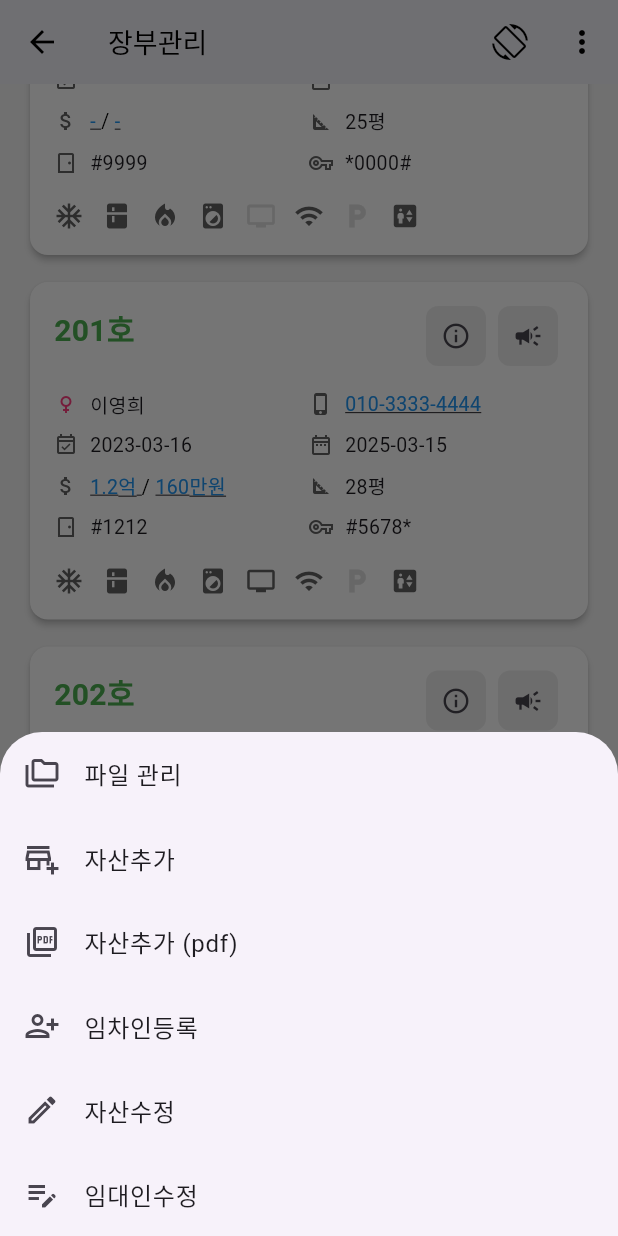
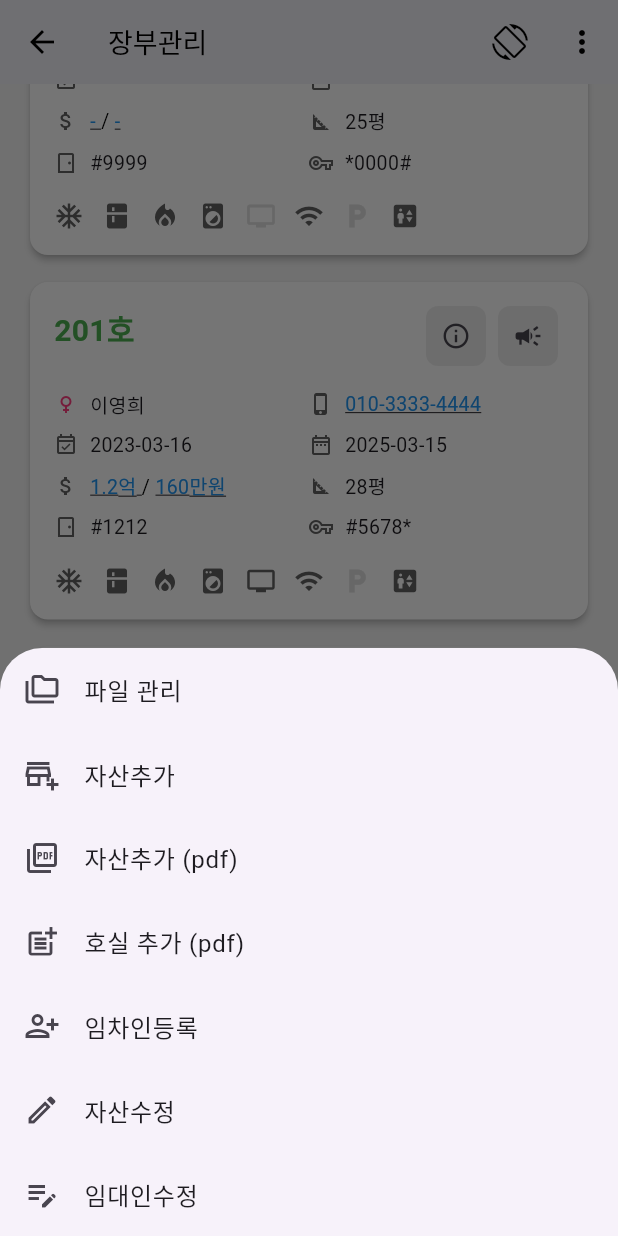
Before and after one commit to madcat404/project, a Flutter app: the AssetStatusScreen screen opened directly, scrolled down 576 dp, after a tap on the "more vert" icon, on a phone screen of 412 x 824 dp. Run offline on Flutter 3.47's test engine with Material 3 defaults, Android fonts, the phone set to English and light mode, and no system bars; our stand-ins replace file_picker, image_picker; missing offline and left inert: google_mlkit_text_recognition, pdfx; network calls fail.

Commit message:
251212 업데이트

```diff
--- a/lib/services/asset_service.dart
+++ b/lib/services/asset_service.dart
@@ -3,9 +3,10 @@ import 'package:http/http.dart' as http;
 import 'package:project/models/asset_models.dart';
 
 class AssetService {
+  // 건물 데이터 가져오기 (서버 + 더미)
   Future<List<Building>> getBuildings() async {
-    // 1. 기존 더미 데이터 (로컬 데이터)
-    List<Building> buildings = [
+    // 1. 기존 더미 데이터 (복원됨)
+    List<Building> dummyBuildings = [
       Building(
           name: '강남 럭키빌딩',
           address: '서울시 강남구 테헤란로 123',
@@ -26,7 +27,10 @@ class AssetService {
       ]),
     ];
 
-    // 2. 서버 데이터 가져오기 (비동기)
+    // 2. 서버 데이터 가져오기
+    List<Building> serverBuildings = [];
+
+    // 로그인한 사용자 정보 (하드코딩)
     String ownerName = '김계화';
     String ownerBirth = '600720';
 
@@ -37,21 +41,73 @@ class AssetService {
       final response = await http.get(url);
 
       if (response.statusCode == 200) {
-        // 1. JSON 디코딩 (전체를 Map으로 받음)
         final Map<String, dynamic> responseData = jsonDecode(response.body);
 
-        // 2. 'data' 키 안에 있는 리스트를 가져옴
+        // 데이터가 있는지 확인 ('data' 키)
         if (responseData['data'] != null) {
           List<dynamic> jsonList = responseData['data'];
 
           for (var item in jsonList) {
-            if (item['building_name'] != null) {
-              buildings.add(Building(
-                name: item['building_name'].toString(),
-                address: item['road_address']?.toString() ?? '주소 미입력', // PHP 컬럼명에 맞춤
-                totalUnits: 0,
-                vacantUnits: 0,
-                units: [],
+            String buildingName = item['building_name']?.toString() ?? '건물명 미상';
+            String address = item['road_address']?.toString() ?? '주소 미입력';
+
+            // 호실(Unit) 정보 파싱
+            List<Unit> units = [];
+            if (item['units'] != null && item['units'] is List) {
+              for (var u in item['units']) {
+                String roomNum = u['room_number']?.toString() ?? '호수미상';
+                String area = u['area']?.toString() ?? '-';
+                String floorInfoJson = u['floor_info']?.toString() ?? '';
+
+                // floor_info JSON 파싱하여 비고란에 용도/층 표시
+                String note = '';
+                if (floorInfoJson.isNotEmpty) {
+                  try {
+                    List<dynamic> floors = jsonDecode(floorInfoJson);
+                    if (floors.isNotEmpty) {
+                      // 첫 번째 항목의 층과 용도 사용
+                      String f = floors[0]['floor'] ?? '';
+                      String use = floors[0]['usage'] ?? '';
+                      note = "$f $use";
+                    }
+                  } catch (_) {
+                    // JSON 파싱 실패 시 무시
+                  }
+                }
+                if (note.isEmpty) note = '전용면적: ${area}㎡';
+
+                units.add(Unit(
+                  roomNumber: roomNum,
+                  tenantName: '-', // 입주민 정보 없음
+                  isVacant: true,  // 기본 공실
+                  expiryDate: '-',
+                  deposit: '-',
+                  rent: '-',
+                  gender: '-',
+                  contact: '-',
+                  realty: '-',
+                  notes: note, // 비고에 층/용도 표시
+                  contractDate: '-',
+                  unpaidAmount: '0원',
+                  area: '$area㎡',
+                  moveInDate: '-',
+                  entrancePassword: '-',
+                  roomPassword: '-',
+                  hasAc: false, hasFridge: false, hasGasStove: false, hasWasher: false,
+                  hasTv: false, hasInternet: false, hasParking: false, hasElevator: false,
+                  depositStatus: DepositStatus.returned,
+                ));
+              }
+            }
+
+            // 호실이 없어도 건물 목록에 추가
+            if (buildingName != '건물명 미상') {
+              serverBuildings.add(Building(
+                name: buildingName,
+                address: address,
+                totalUnits: units.length,
+                vacantUnits: units.length,
+                units: units,
               ));
             }
           }
@@ -63,10 +119,11 @@ class AssetService {
       print('데이터 가져오기 실패: $e');
     }
 
-    return buildings;
+    // [중요] 서버 데이터 + 더미 데이터 합쳐서 반환
+    return [...serverBuildings, ...dummyBuildings];
   }
 
-  // PDF 업로드 로직
+  // 건물 PDF 업로드
   Future<String> uploadPdf(List<int> fileBytes, String fileName) async {
     try {
       var uri = Uri.parse('https://fms.iwin.kr/brother/ocr_pdf_upload.php');
@@ -81,7 +138,26 @@ class AssetService {
       var response = await request.send();
       return await response.stream.bytesToString();
     } catch (e) {
-      throw Exception('업로드 실패: $e');
+      throw Exception('건물 PDF 업로드 실패: $e');
+    }
+  }
+
+  // 호실 PDF 업로드
+  Future<String> uploadUnitPdf(List<int> fileBytes, String fileName) async {
+    try {
+      var uri = Uri.parse('https://fms.iwin.kr/brother/ocr_unit_pdf_upload.php');
+      var request = http.MultipartRequest('POST', uri);
+
+      request.files.add(http.MultipartFile.fromBytes(
+        'uploaded_file',
+        fileBytes,
+        filename: fileName,
+      ));
+
+      var response = await request.send();
+      return await response.stream.bytesToString();
+    } catch (e) {
+      throw Exception('호실 PDF 업로드 실패: $e');
     }
   }
 }
```
Also changed, not shown: lib/screens/asset_status_screen.dart (+44 -10 lines).
